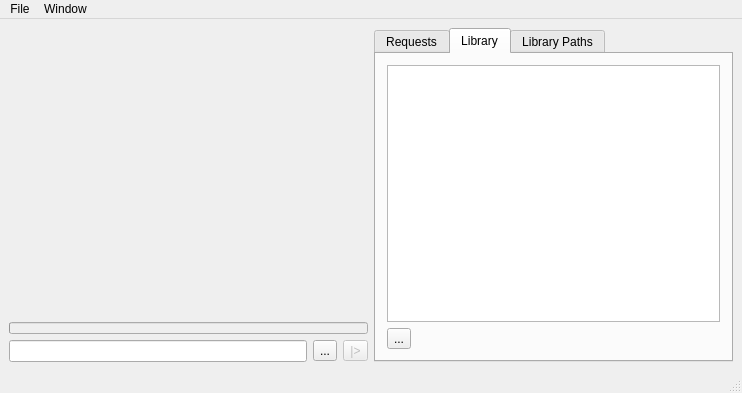
therealjaypo/Karaoke, file karaoke.ui: the form before one commit.
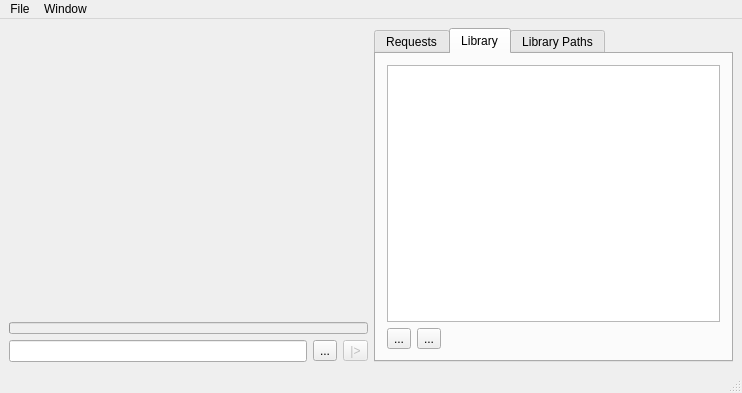
The form after the commit. Icons and pictures are not drawn. Custom widgets are drawn as their Qt base class.

Diff of the .ui file:
```diff
--- a/karaoke.ui
+++ b/karaoke.ui
@@ -303,6 +303,18 @@
              </property>
             </widget>
            </item>
+           <item>
+            <widget class="QToolButton" name="btnLibPlay">
+             <property name="text">
+              <string>...</string>
+             </property>
+             <property name="icon">
+              <iconset>
+               <normalon>:/assets/media-seek-backward.png</normalon>
+              </iconset>
+             </property>
+            </widget>
+           </item>
            <item>
             <spacer name="horizontalSpacer_4">
              <property name="orientation">
```
Left out of the diff: 20 changed lines with no effect on the pictures.
